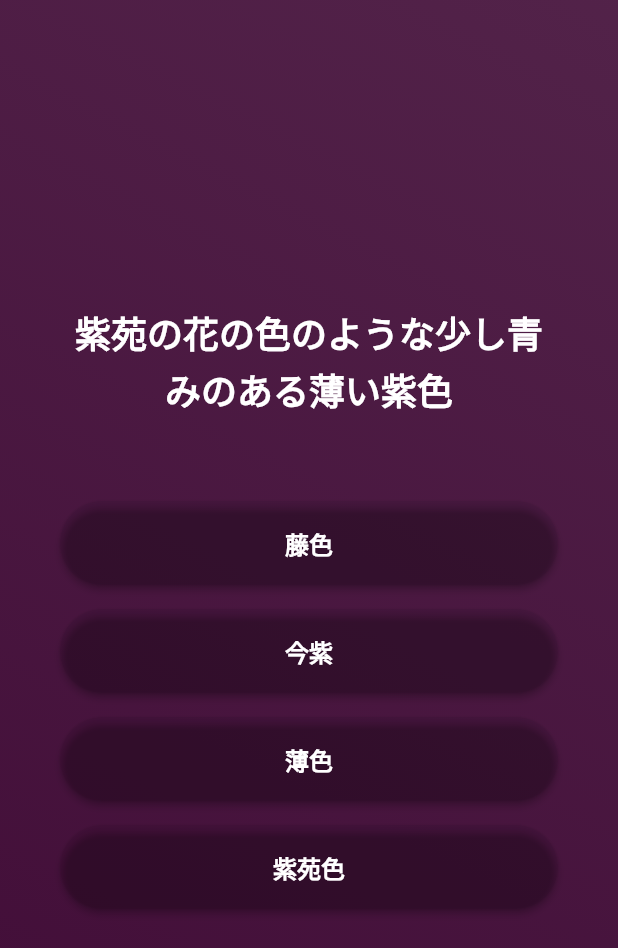
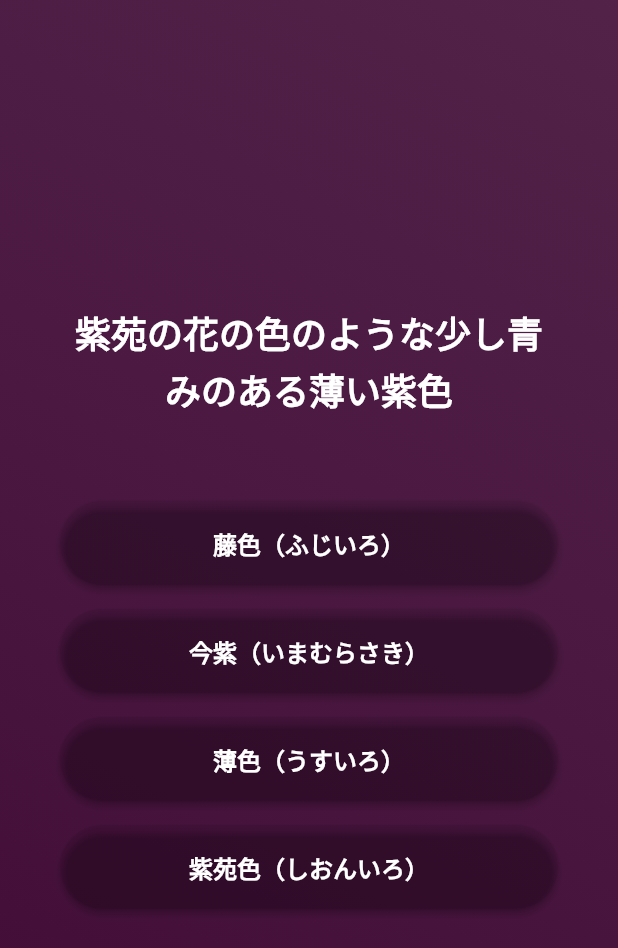
Before and after one commit to yusuke-shiya/adv_basics, a Flutter app: the screen it shows after launch, after a tap on "始める", on a phone screen of 412 x 824 dp. Shown: the top 948 px of the screen. Run offline on Flutter 3.47's test engine with Material 2 defaults, Android fonts, the phone set to English and light mode, and no system bars.

Commit message:
change: 読み仮名追加

```diff
--- a/lib/data/question_list.dart
+++ b/lib/data/question_list.dart
@@ -8,30 +8,30 @@ QuizQuestionList questionList = QuizQuestionList(
       question: '紫苑の花の色のような少し青みのある薄い紫色',
       color: Color.fromARGB(255, 64, 11, 54),
       answers: [
-        '紫苑色',
-        '藤色',
-        '薄色',
-        '今紫',
+        '紫苑色（しおんいろ）',
+        '藤色（ふじいろ）',
+        '薄色（うすいろ）',
+        '今紫（いまむらさき）',
       ],
     ),
     const QuizQuestion(
       question: '古代の藍染の色名で渋い青色',
       color: Color.fromARGB(255, 0, 141, 189),
       answers: [
-        '次縹',
-        '鴨頭草',
-        '露草色',
-        '紺青色',
+        '次縹（つぎはなだ）',
+        '鴨頭草（つきくさ）',
+        '露草色（つゆくさいろ）',
+        '紺青（こんじょう）',
       ],
     ),
     const QuizQuestion(
       question: '紫みの暗い赤色で、茜と紫とで染めたもので、名称にある緋の色感はなく黒みの強い色',
       color: Color.fromARGB(255, 173, 0, 45),
       answers: [
-        '深緋',
-        '浅蘇芳',
-        '槿花色',
-        '一重梅',
+        '深緋（しんく）',
+        '浅蘇芳（あさきすおう）',
+        '槿花色（むくげいろ）',
+        '一重梅（ひとえうめ）',
       ],
     ),
   ],
```
